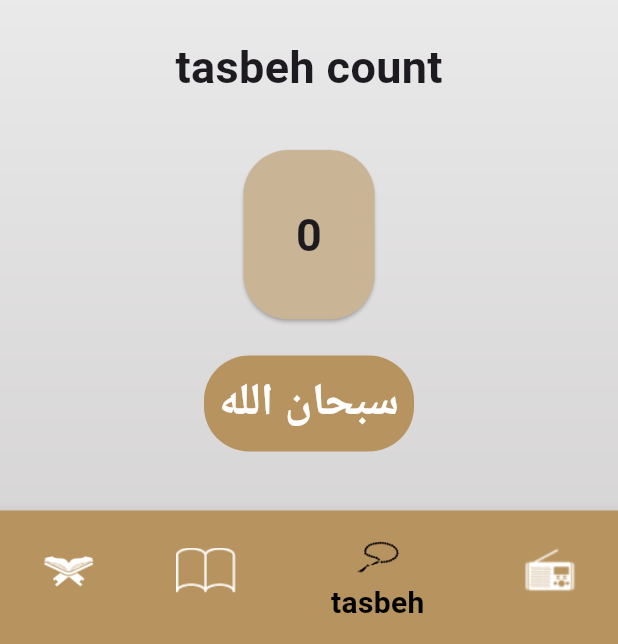
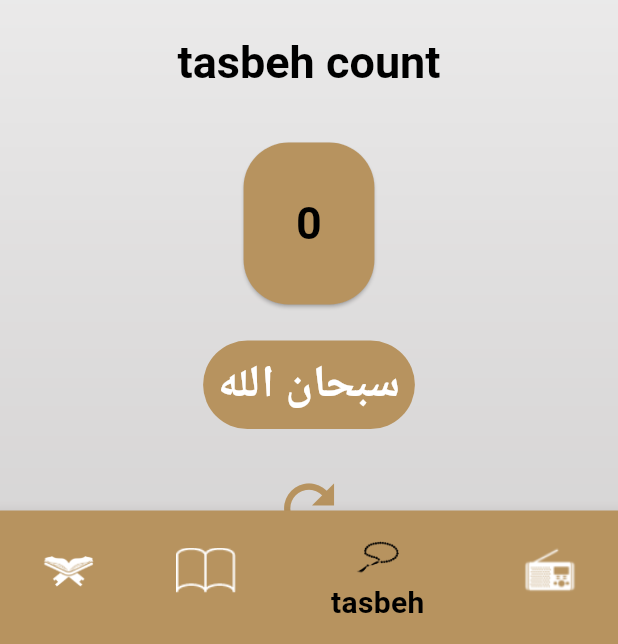
Before and after one commit to yousfraafat/islami, a Flutter app: the screen it shows after launch, item 3 of the bottom bar chosen, after a tap on the "refresh" icon, on a phone screen of 412 x 824 dp, the part 592-1236 px from its top. Run offline on Flutter 3.47's test engine with Material 3 defaults, Android fonts, the light colour scheme and no system bars; statements that could not run were skipped.

Commit message:
feat:apply dark theme

```diff
--- a/lib/home_screen.dart
+++ b/lib/home_screen.dart
@@ -1,8 +1,9 @@
 import 'package:flutter/material.dart';
-import 'package:islami/taps/hadeth_tap/hadeth_tap.dart';
-import 'package:islami/taps/quran_tap/quran_tap.dart';
-import 'package:islami/taps/radio_tap/radio_tap.dart';
-import 'package:islami/taps/tasbeh_tap/tasbeh_tap.dart';
+import 'package:islami/my_theme_data.dart';
+import 'package:islami/tabs/hadeth_tab/hadeth_tab.dart';
+import 'package:islami/tabs/quran_tab/quran_tap.dart';
+import 'package:islami/tabs/radio_tab/radio_tab.dart';
+import 'package:islami/tabs/tasbeh_tab/tasbeh_tab.dart';
 
 class HomeScreen extends StatefulWidget {
   static const String routeName = 'home screen';
@@ -16,14 +17,18 @@ class HomeScreen extends StatefulWidget {
 class HomeScreenState extends State<HomeScreen> {
   int selectedIndex = 0;
 
-  List<Widget> taps = [QuranTap(), HadethTap(), TasbehTap(), RadioTap()];
+  List<Widget> taps = [QuranTab(), HadethTab(), TasbehTap(), RadioTap()];
 
   @override
   Widget build(BuildContext context) {
     return Container(
-      decoration: const BoxDecoration(
+      decoration: BoxDecoration(
         image: DecorationImage(
-          image: AssetImage('assets/images/default_bg.png'),
+          image: AssetImage(
+            MyThemeData.isDark == true
+                ? 'assets/images/dark_bg.png'
+                : 'assets/images/default_bg.png',
+          ),
           fit: BoxFit.cover,
         ),
       ),
@@ -38,25 +43,25 @@ class HomeScreenState extends State<HomeScreen> {
           },
           currentIndex: selectedIndex,
           items: [
-            const BottomNavigationBarItem(
+            BottomNavigationBarItem(
               icon: ImageIcon(AssetImage('assets/images/icon_quran.png')),
               label: 'quran',
-              backgroundColor: Color(0xffB7935F),
+              backgroundColor: Theme.of(context).colorScheme.primary,
             ),
-            const BottomNavigationBarItem(
+            BottomNavigationBarItem(
               icon: ImageIcon(AssetImage('assets/images/icon_hadeth.png')),
               label: 'hadeth',
-              backgroundColor: Color(0xffB7935F),
+              backgroundColor: Theme.of(context).colorScheme.primary,
             ),
-            const BottomNavigationBarItem(
+            BottomNavigationBarItem(
               icon: ImageIcon(AssetImage('assets/images/icon_sebha.png')),
               label: 'tasbeh',
-              backgroundColor: Color(0xffB7935F),
+              backgroundColor: Theme.of(context).colorScheme.primary,
             ),
-            const BottomNavigationBarItem(
+            BottomNavigationBarItem(
               icon: ImageIcon(AssetImage('assets/images/icon_radio.png')),
               label: 'radio',
-              backgroundColor: Color(0xffB7935F),
+              backgroundColor: Theme.of(context).colorScheme.primary,
             ),
           ],
         ),
--- a/lib/main.dart
+++ b/lib/main.dart
@@ -1,8 +1,8 @@
 import 'package:flutter/material.dart';
 import 'package:islami/home_screen.dart';
 import 'package:islami/my_theme_data.dart';
-import 'package:islami/taps/hadeth_tap/hadeth_details.dart';
-import 'package:islami/taps/quran_tap/chapter_details.dart';
+import 'package:islami/tabs/hadeth_tab/hadeth_details.dart';
+import 'package:islami/tabs/quran_tab/chapter_details.dart';
 
 void main() {
   runApp(const MyApp());
@@ -22,6 +22,8 @@ class MyApp extends StatelessWidget {
         HadethDetails.routeName: (context) => HadethDetails(),
       },
       theme: MyThemeData.lightTheme,
+      darkTheme: MyThemeData.darkTheme,
+      themeMode: ThemeMode.light,
     );
   }
 }
--- a/lib/my_theme_data.dart
+++ b/lib/my_theme_data.dart
@@ -3,8 +3,22 @@ import 'package:flutter/material.dart';
 class MyThemeData {
   MyThemeData();
 
+  static bool isDark = false;
+  static final Color lightPrimary = Color(0xffB7935F);
+  static final Color lightSecondary = Color(0xffC9B496);
+  static final Color darkPrimary = Color(0xff141A2E);
+  static final Color darkSecondary = Color(0xffFACC1D);
   static final ThemeData lightTheme = ThemeData(
+    cardColor: Colors.white,
+    textTheme: TextTheme(
+      titleLarge: TextStyle(
+          color: Colors.black, fontSize: 30, fontWeight: FontWeight.bold),
+      titleMedium: TextStyle(
+          color: Colors.black, fontSize: 25, fontWeight: FontWeight.bold),
+      bodyLarge: TextStyle(color: Colors.black, fontSize: 30,),
+    ),
     appBarTheme: AppBarTheme(
+      iconTheme: IconThemeData(color: Colors.black),
       color: Colors.transparent,
       elevation: 0,
       titleTextStyle: TextStyle(
@@ -16,14 +30,60 @@ class MyThemeData {
     scaffoldBackgroundColor: Colors.transparent,
     bottomNavigationBarTheme: BottomNavigationBarThemeData(
       selectedItemColor: Colors.black,
-      unselectedItemColor: Colors.white,
       selectedIconTheme: IconThemeData(size: 35),
       selectedLabelStyle: TextStyle(fontSize: 20, fontWeight: FontWeight.bold),
-      unselectedIconTheme: IconThemeData(size: 40),
+      unselectedIconTheme: IconThemeData(size: 40, color: Colors.white),
       unselectedLabelStyle: TextStyle(
         fontSize: 25,
         fontWeight: FontWeight.bold,
+        color: Colors.white,
       ),
+    ),
+    colorScheme: ColorScheme.fromSeed(
+      seedColor: lightPrimary,
+      primary: lightPrimary,
+      onPrimary: Colors.white,
+      secondary: lightPrimary,
+      onSecondary: Colors.white,
+    ),
+  );
+  static final ThemeData darkTheme = ThemeData(
+    cardColor: darkPrimary,
+    textTheme: TextTheme(
+      titleLarge: TextStyle(
+          color: Colors.white, fontSize: 30, fontWeight: FontWeight.bold),
+      titleMedium: TextStyle(
+          color: Colors.white, fontSize: 25, fontWeight: FontWeight.bold),
+      bodyLarge: TextStyle(color: darkSecondary, fontSize: 30,),
+    ),
+    appBarTheme: AppBarTheme(
+      iconTheme: IconThemeData(color: Colors.white),
+      color: Colors.transparent,
+      elevation: 0,
+      titleTextStyle: TextStyle(
+        color: Colors.white,
+        fontSize: 30,
+        fontWeight: FontWeight.bold,
+      ),
+    ),
+    scaffoldBackgroundColor: Colors.transparent,
+    bottomNavigationBarTheme: BottomNavigationBarThemeData(
+      selectedItemColor: darkSecondary,
+      selectedIconTheme: IconThemeData(size: 35),
+      selectedLabelStyle: TextStyle(fontSize: 20, fontWeight: FontWeight.bold),
+      unselectedIconTheme: IconThemeData(size: 40, color: Colors.white),
+      unselectedLabelStyle: TextStyle(
+        fontSize: 25,
+        fontWeight: FontWeight.bold,
+        color: Colors.white,
+      ),
+    ),
+    colorScheme: ColorScheme.fromSeed(
+      seedColor: darkPrimary,
+      primary: darkPrimary,
+      onPrimary: Colors.white,
+      secondary: darkSecondary,
+      onSecondary: Colors.black,
     ),
   );
 }
--- a/lib/taps/quran_tap/quran_tap.dart
+++ b/lib/tabs/quran_tab/quran_tap.dart
@@ -1,8 +1,8 @@
 import 'package:flutter/material.dart';
-import 'package:islami/taps/quran_tap/chapter_title.dart';
+import 'package:islami/tabs/quran_tab/chapter_title.dart';
 
-class QuranTap extends StatelessWidget {
-  QuranTap({super.key});
+class QuranTab extends StatelessWidget {
+  QuranTab({super.key});
 
   final List<String> chapterNames = [
     "الفاتحه",
@@ -243,21 +243,25 @@ class QuranTap extends StatelessWidget {
     return Column(
       children: [
         Center(child: Image.asset('assets/images/quran_screen_logo.png')),
-        Divider(color: Color(0xffB7935F), thickness: 3),
+        Divider(color: Theme.of(context).colorScheme.secondary, thickness: 3),
         Row(
           mainAxisAlignment: MainAxisAlignment.spaceAround,
           children: [
             Text(
-              'Chapters',
-              style: TextStyle(fontWeight: FontWeight.bold, fontSize: 25),
-            ),
+              'Chapters', style: Theme.of(context).textTheme.titleMedium)),
             Text(
               'verses number',
-              style: TextStyle(fontWeight: FontWeight.bold, fontSize: 25),
+              style: Theme
+                  .of(context)
+                  .textTheme
+                  .titleMedium,
             ),
           ],
         ),
-        Divider(color: Color(0xffB7935F), thickness: 3),
+        Divider(color: Theme
+            .of(context)
+            .colorScheme
+            .secondary, thickness: 3),
         Expanded(
           child: ListView.separated(
             itemBuilder: (BuildContext context, int index) {
@@ -270,7 +274,10 @@ class QuranTap extends StatelessWidget {
             separatorBuilder:
                 (context, index) => Padding(
                   padding: const EdgeInsets.symmetric(horizontal: 50),
-                  child: Divider(color: Color(0xffB7935F), thickness: 2),
+                  child: Divider(color: Theme
+                      .of(context)
+                      .colorScheme
+                      .secondary, thickness: 2),
                 ),
             itemCount: chapterNames.length,
           ),
--- a/lib/taps/tasbeh_tap/tasbeh_tap.dart
+++ b/lib/tabs/tasbeh_tab/tasbeh_tab.dart
@@ -1,4 +1,6 @@
 import 'package:flutter/material.dart';
+
+import '../../my_theme_data.dart';
 
 class TasbehTap extends StatefulWidget {
   const TasbehTap({super.key});
@@ -28,7 +30,11 @@ class _TasbehTapState extends State<TasbehTap> {
             children: [
               Padding(
                 padding: const EdgeInsets.only(left: 40),
-                child: Image.asset('assets/images/head_sebha_logo.png'),
+                child: Image.asset(
+                  MyThemeData.isDark == true
+                      ? 'assets/images/head_sebha_dark.png'
+                      : 'assets/images/head_sebha_logo.png',
+                ),
               ),
               Padding(
                 padding: EdgeInsets.only(
@@ -39,7 +45,11 @@ class _TasbehTapState extends State<TasbehTap> {
                   child: AnimatedRotation(
                     turns: sebhaRotation,
                     duration: Duration(milliseconds: 100),
-                    child: Image.asset('assets/images/body_sebha_logo.png'),
+                    child: Image.asset(
+                      MyThemeData.isDark == true
+                          ? 'assets/images/body_sebha_dark.png'
+                          : 'assets/images/body_sebha_logo.png',
+                    ),
                   ),
                 ),
               ),
@@ -53,7 +63,7 @@ class _TasbehTapState extends State<TasbehTap> {
             children: [
               Text(
                 'tasbeh count',
-                style: TextStyle(fontSize: 30, fontWeight: FontWeight.bold),
+                style: Theme.of(context).textTheme.titleLarge,
               ),
             ],
           ),
@@ -62,12 +72,12 @@ class _TasbehTapState extends State<TasbehTap> {
           shape: RoundedRectangleBorder(
             borderRadius: BorderRadius.circular(30),
           ),
-          color: Color(0xffC9B496),
+          color: Theme.of(context).colorScheme.primary,
           child: Container(
             margin: EdgeInsets.all(35),
             child: Text(
               '$tasbehCount',
-              style: TextStyle(fontSize: 30, fontWeight: FontWeight.bold),
+              style: Theme.of(context).textTheme.titleLarge,
             ),
           ),
         ),
@@ -75,28 +85,24 @@ class _TasbehTapState extends State<TasbehTap> {
           padding: EdgeInsets.all(10),
           margin: EdgeInsets.all(20),
           decoration: BoxDecoration(
-            color: Color(0xffB7935F),
+            color: Theme.of(context).colorScheme.secondary,
             borderRadius: BorderRadius.circular(30),
           ),
           child: InkWell(
             onTap: onSebhaTap,
             child: Text(
               tasbeh[index],
-              style: TextStyle(
-                color: Colors.white,
-                fontSize: 30,
-                fontWeight: FontWeight.bold,
+              style: Theme.of(context).textTheme.titleLarge?.copyWith(
+                color: Theme.of(context).colorScheme.onSecondary,
               ),
             ),
           ),
         ),
-        InkWell(
-          onTap: resetSebha,
-          child: Container(
-            margin: EdgeInsets.only(top: 20),
-            padding: EdgeInsets.symmetric(horizontal: 10),
-            child: Icon(Icons.refresh_sharp, size: 30),
-          ),
+        IconButton(
+          onPressed: resetSebha,
+          icon: Icon(Icons.refresh_sharp),
+          style: IconButton.styleFrom(iconSize: 50),
+          color: Theme.of(context).colorScheme.secondary,
         ),
       ],
     );
```
Also changed, not shown: lib/tabs/hadeth_tab/hadeth_details.dart (renamed from lib/taps/hadeth_tap/hadeth_details.dart, +11 -5 lines), lib/tabs/hadeth_tab/hadeth_tab.dart (renamed from lib/taps/hadeth_tap/hadeth_tap.dart, +25 -13 lines), lib/tabs/quran_tab/chapter_details.dart (renamed from lib/taps/quran_tap/chapter_details.dart, +17 -12 lines), lib/tabs/quran_tab/chapter_title.dart (renamed from lib/taps/quran_tap/chapter_title.dart, +9 -2 lines), lib/tabs/radio_tab/radio_tab.dart (added, +39 -0 lines), lib/taps/radio_tap/radio_tap.dart (deleted, +0 -28 lines).
